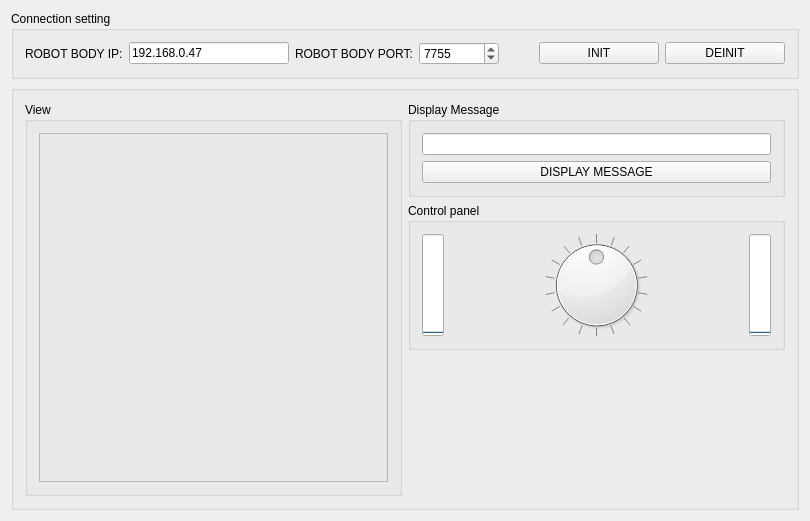
Old version of the form mainwindow.ui in the repository AndreyTulyakov/ROBOT_CONTROLL_BOSS.
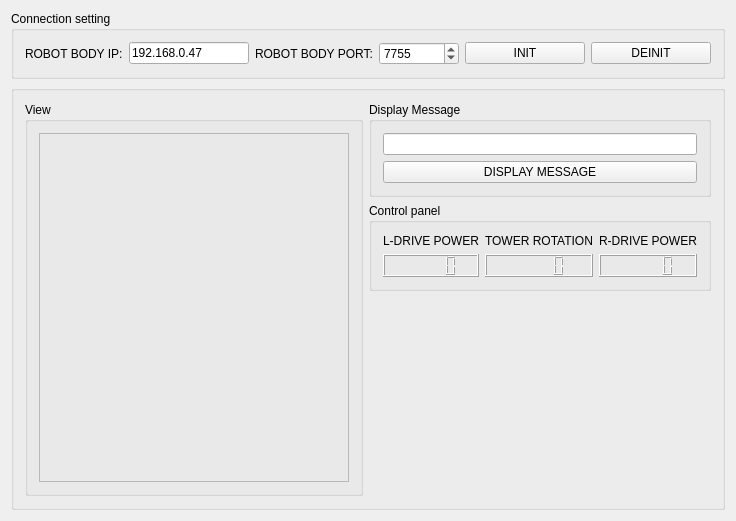
New version of the form.

Commit message: Remaded send function

```diff
--- a/mainwindow.ui
+++ b/mainwindow.ui
@@ -6,7 +6,7 @@
    <rect>
     <x>0</x>
     <y>0</y>
-    <width>810</width>
+    <width>695</width>
     <height>521</height>
    </rect>
   </property>
@@ -41,7 +41,7 @@
         <widget class="QLineEdit" name="lineRobotBodyIP">
          <property name="minimumSize">
           <size>
-           <width>160</width>
+           <width>120</width>
            <height>0</height>
           </size>
          </property>
@@ -206,70 +206,63 @@
            <property name="title">
             <string>Control panel</string>
            </property>
-           <layout class="QHBoxLayout" name="horizontalLayout_3">
-            <item>
-             <widget class="QProgressBar" name="progressBarLeftDrive">
-              <property name="maximum">
-               <number>127</number>
+           <layout class="QGridLayout" name="gridLayout">
+            <item row="1" column="2">
+             <widget class="QLCDNumber" name="lcdNumberRightMotorPower">
+              <property name="maximumSize">
+               <size>
+                <width>100</width>
+                <height>32</height>
+               </size>
               </property>
-              <property name="value">
-               <number>0</number>
+              <property name="frameShape">
+               <enum>QFrame::Box</enum>
               </property>
-              <property name="textVisible">
+              <property name="smallDecimalPoint">
                <bool>false</bool>
               </property>
-              <property name="orientation">
-               <enum>Qt::Vertical</enum>
+             </widget>
+            </item>
+            <item row="1" column="0">
+             <widget class="QLCDNumber" name="lcdNumberLeftMotorPower">
+              <property name="maximumSize">
+               <size>
+                <width>100</width>
+                <height>32</height>
+               </size>
               </property>
-              <property name="invertedAppearance">
-               <bool>false</bool>
+             </widget>
+            </item>
+            <item row="1" column="1">
+             <widget class="QLCDNumber" name="lcdNumberRotation"/>
+            </item>
+            <item row="0" column="0">
+             <widget class="QLabel" name="label_3">
+              <property name="text">
+               <string>L-DRIVE POWER</string>
               </property>
-              <property name="textDirection">
-               <enum>QProgressBar::TopToBottom</enum>
+              <property name="alignment">
+               <set>Qt::AlignCenter</set>
               </property>
              </widget>
             </item>
-            <item>
-             <widget class="QDial" name="dialTowerRotation">
-              <property name="minimum">
-               <number>1</number>
+            <item row="0" column="2">
+             <widget class="QLabel" name="label_4">
+              <property name="text">
+               <string>R-DRIVE POWER</string>
               </property>
-              <property name="maximum">
-               <number>179</number>
+              <property name="alignment">
+               <set>Qt::AlignCenter</set>
               </property>
-              <property name="value">
-               <number>90</number>
-              </property>
-              <property name="orientation">
-               <enum>Qt::Horizontal</enum>
-              </property>
-              <property name="invertedAppearance">
-               <bool>false</bool>
-              </property>
-              <property name="invertedControls">
-               <bool>true</bool>
-              </property>
-              <property name="wrapping">
-               <bool>true</bool>
-              </property>
-              <property name="notchTarget">
-               <double>10.000000000000000</double>
-              </property>
-              <property name="notchesVisible">
-               <bool>true</bool>
-              </property>
              </widget>
             </item>
-            <item>
-             <widget class="QProgressBar" name="progressBarRightDrive">
-              <property name="maximum">
-               <number>127</number>
+            <item row="0" column="1">
+             <widget class="QLabel" name="label_5">
+              <property name="text">
+               <string>TOWER ROTATION</string>
               </property>
-              <property name="value">
-               <number>0</number>
-              </property>
-              <property name="orientation">
-               <enum>Qt::Vertical</enum>
+              <property name="alignment">
+               <set>Qt::AlignCenter</set>
               </property>
              </widget>
             </item>
```
Left out of the diff: 14 changed lines with no effect on the pictures. The commit also changes 2 other files.
